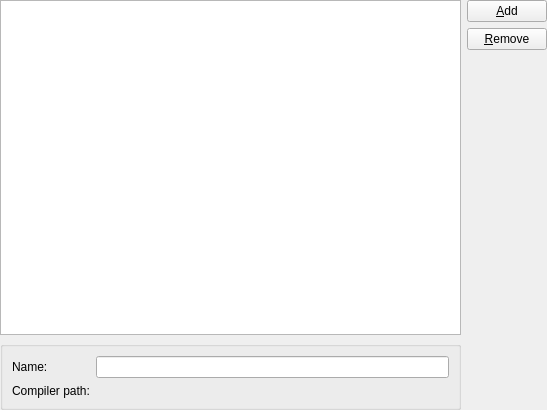
Before: the Qt Designer form languages/plugins/custom-definesandincludes/compilerprovider/widget/compilerswidget.ui in KDE/kdevelop, drawn with Qt 5.
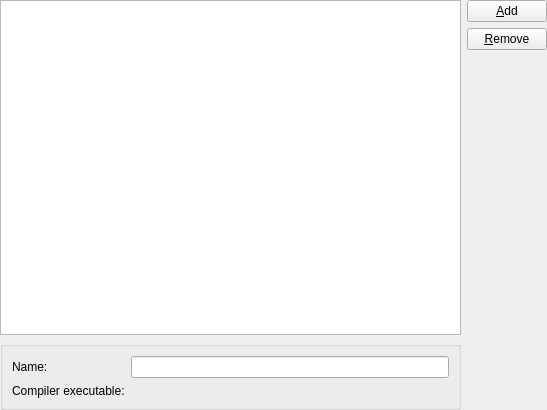
After: the same form once the commit is applied. Custom widgets are drawn as their Qt base class.

Commit message: Standardize on "Executable" in UI & API, do not mix with "Binary"

```diff
--- a/languages/plugins/custom-definesandincludes/compilerprovider/widget/compilerswidget.ui
+++ b/languages/plugins/custom-definesandincludes/compilerprovider/widget/compilerswidget.ui
@@ -67,7 +67,7 @@
       <item row="1" column="0">
        <widget class="QLabel" name="label_2">
         <property name="text">
-         <string>Compiler path:</string>
+         <string>Compiler executable:</string>
         </property>
        </widget>
       </item>
```
The commit also changes 48 other files.
